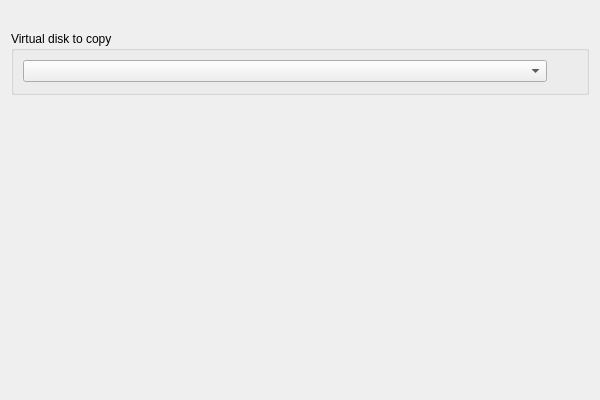
The window that vbox/src/VBox/Frontends/VirtualBox/src/wizards/newhd/UINewHDWizardPageWelcome.ui (jljuxgm/vboxgit) describes before a commit, drawn with Qt 5.
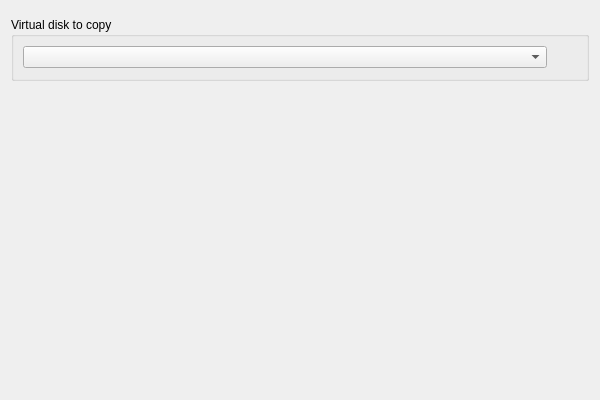
The same window after the commit. Custom widgets are drawn as their Qt base class.

The edit to the form file:
```diff
--- a/vbox/src/VBox/Frontends/VirtualBox/src/wizards/newhd/UINewHDWizardPageWelcome.ui
+++ b/vbox/src/VBox/Frontends/VirtualBox/src/wizards/newhd/UINewHDWizardPageWelcome.ui
@@ -23,25 +23,18 @@
     <height>400</height>
    </rect>
   </property>
-  <property name="sizePolicy">
-   <sizepolicy hsizetype="Minimum" vsizetype="Minimum">
-    <horstretch>0</horstretch>
-    <verstretch>0</verstretch>
-   </sizepolicy>
-  </property>
   <layout class="QVBoxLayout" name="m_pMainLayout">
-   <property name="bottomMargin" >
-    <number>0</number>
-   </property>
    <item>
-    <widget class="QILabel" name="m_pLabel">
-     <property name="wordWrap">
-      <bool>true</bool>
-     </property>
-    </widget>
+    <widget class="QIRichTextLabel" name="m_pLabel"/>
    </item>
    <item>
     <widget class="QGroupBox" name="m_pSourceDiskContainer">
+     <property name="sizePolicy">
+      <sizepolicy hsizetype="MinimumExpanding" vsizetype="Fixed">
+       <horstretch>0</horstretch>
+       <verstretch>0</verstretch>
+      </sizepolicy>
+     </property>
      <property name="title">
       <string>Virtual disk to copy</string>
      </property>
@@ -64,7 +57,10 @@
    </item>
    <item>
     <spacer name="m_pSpacer">
-     <property name="sizeHint" stdset="0">
+     <property name="orientation">
+      <enum>Qt::Vertical</enum>
+     </property>
+     <property name="sizeHint">
       <size>
        <width>0</width>
        <height>0</height>
@@ -81,9 +77,9 @@
    <header>QIToolButton.h</header>
   </customwidget>
   <customwidget>
-   <class>QILabel</class>
-   <extends>QLabel</extends>
-   <header>QILabel.h</header>
+   <class>QIRichTextLabel</class>
+   <extends>QWidget</extends>
+   <header>QIRichTextLabel.h</header>
   </customwidget>
   <customwidget>
    <class>VBoxMediaComboBox</class>
```
Left out of the diff: 2 changed lines with no effect on the pictures.
